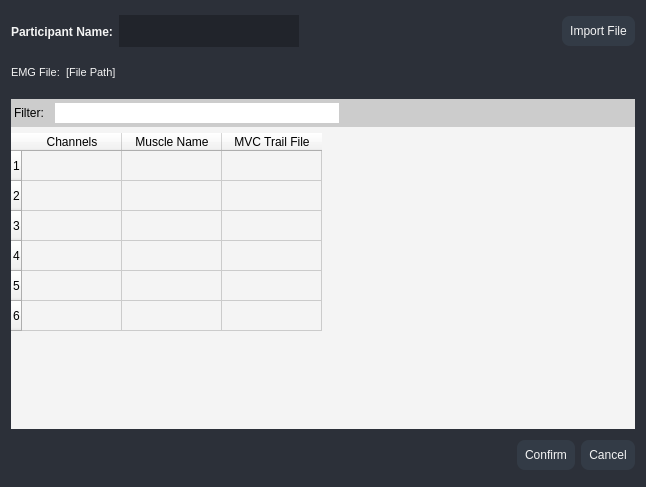
The window that emg_import.ui (AccMov/Myotion) describes before a commit, drawn with Qt 5.
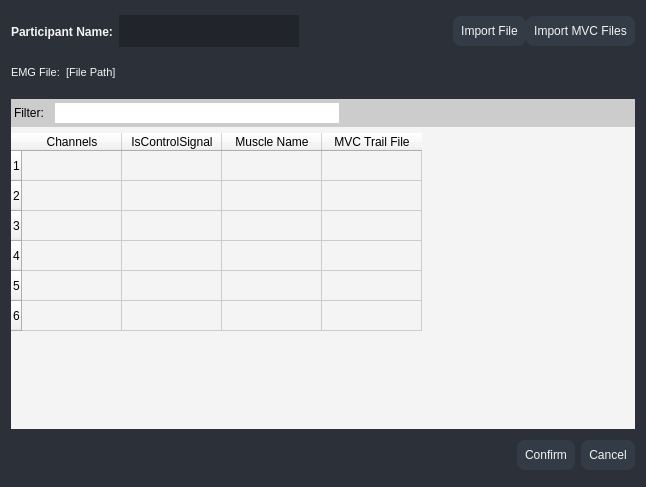
The same window after the commit. Icons and pictures are not drawn.

What changed in the file:
```diff
--- a/emg_import.ui
+++ b/emg_import.ui
@@ -169,6 +169,27 @@
            </property>
           </widget>
          </item>
+         <item>
+          <widget class="QPushButton" name="import_MVCbtn">
+           <property name="cursor">
+            <cursorShape>PointingHandCursor</cursorShape>
+           </property>
+           <property name="styleSheet">
+            <string notr="true">color:#f4f4f4;
+background-color: #333b46;
+padding:8px 8px;
+marging:2px 2px;
+border-radius:8px;</string>
+           </property>
+           <property name="text">
+            <string>Import MVC Files</string>
+           </property>
+           <property name="icon">
+            <iconset>
+             <normaloff>images/icons/cil-file.png</normaloff>images/icons/cil-file.png</iconset>
+           </property>
+          </widget>
+         </item>
         </layout>
        </widget>
       </item>
@@ -379,6 +400,11 @@
           <string>Channels</string>
          </property>
         </column>
+        <column>
+         <property name="text">
+          <string>IsControlSignal</string>
+         </property>
+        </column>
         <column>
          <property name="text">
           <string>Muscle Name</string>
```
